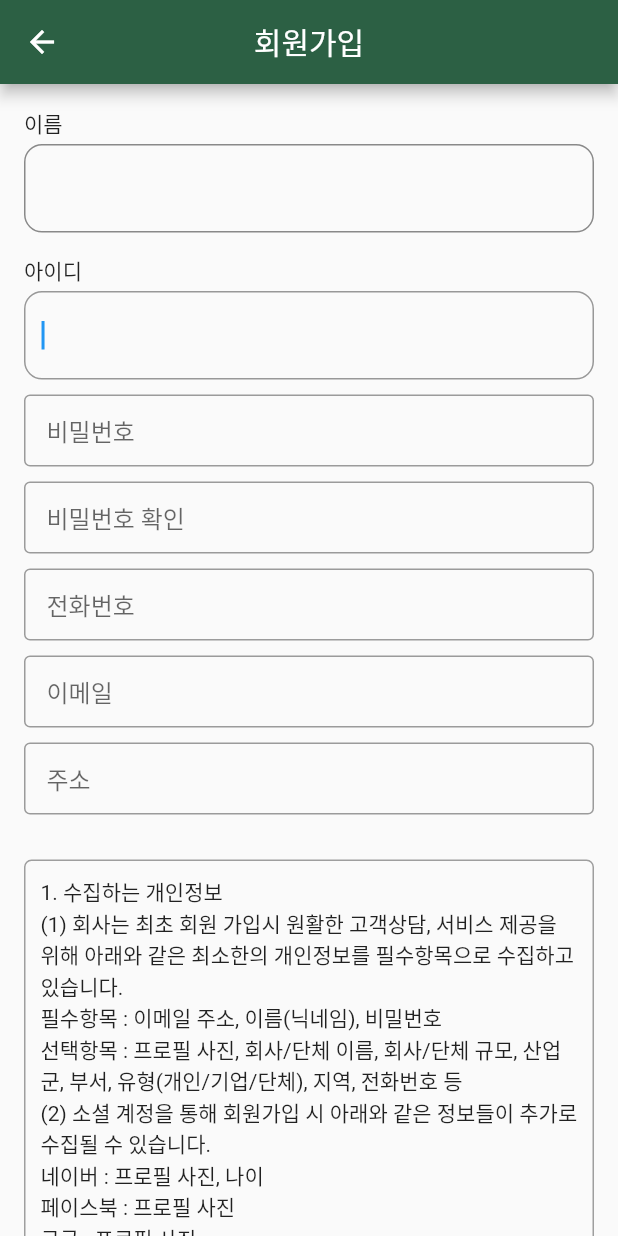
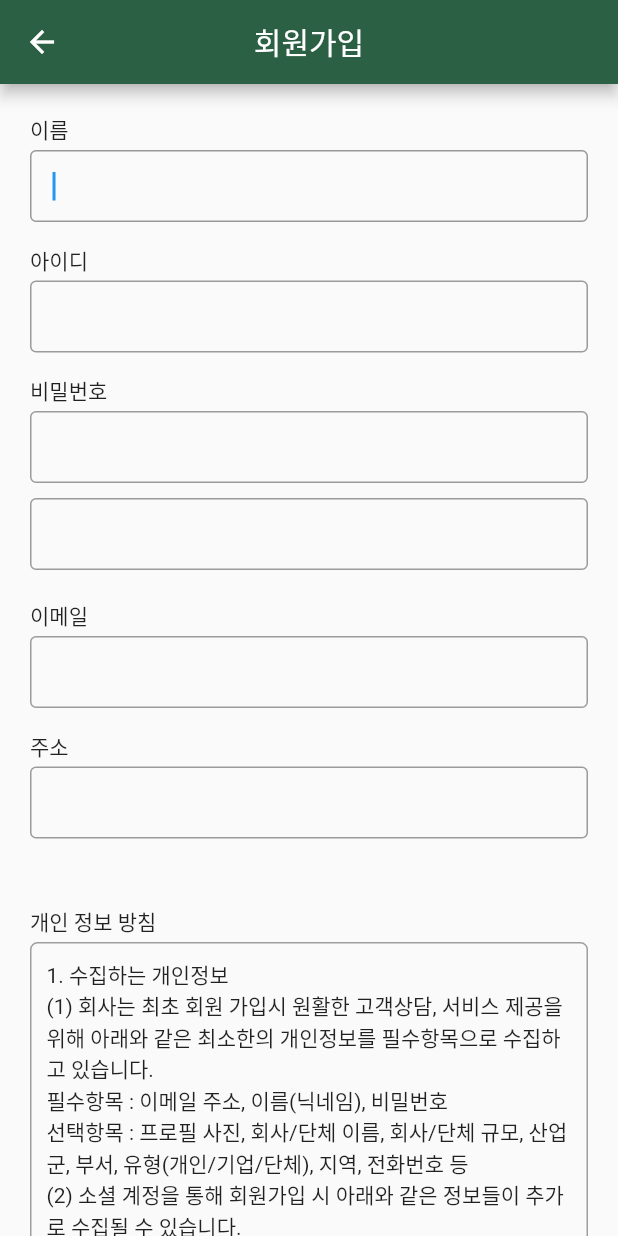
Before and after one commit to hyundo0328/DongguBat, a Flutter app: the screen it shows after launch, after a tap on "회원가입", on a phone screen of 412 x 824 dp. Run offline on Flutter 3.47's test engine with Material 2 defaults, Android fonts, the light colour scheme and no system bars.

Commit message:
회원가입 창

```diff
--- a/lib/screens/login.dart
+++ b/lib/screens/login.dart
@@ -47,7 +47,7 @@
                             border: OutlineInputBorder(),
                             contentPadding: EdgeInsets.fromLTRB(15, 5, 5, 15),
                             hintText: 'ID'),
-                        keyboardType: TextInputType.emailAddress),
+                        keyboardType: TextInputType.text),
                   )),
                   Center(
                       child: Padding(
--- a/lib/screens/signup.dart
+++ b/lib/screens/signup.dart
@@ -71,7 +71,7 @@
       body: SingleChildScrollView(
         child: Center(
           child: Padding(
-            padding: const EdgeInsets.all(16.0),
+            padding: const EdgeInsets.all(20.0),
             child: Column(
               mainAxisAlignment: MainAxisAlignment.center,
               children: [
@@ -86,51 +86,33 @@
                     ),
                   ),
                 ),
-                Align(
-                  // 이름 입력 칸
-                  alignment: AlignmentDirectional(0.00, 0.00),
+                Center(
+                    child: Padding(
+                  padding: EdgeInsetsDirectional.fromSTEB(0, 0, 0, 0),
                   child: TextFormField(
+                      // 이름 입력칸
+                      autofocus: true,
                       controller: _nameController,
-                    // focusNode: _model.nameFocusNode,
-                    textCapitalization: TextCapitalization.none,
-                    obscureText: false,
                       decoration: InputDecoration(
-                      enabledBorder: OutlineInputBorder(
-                        borderSide: BorderSide(
-                          color: Colors.black45,
-                          width: 1,
-                        ),
-                        borderRadius: BorderRadius.circular(12),
-                      ),
+                        border: OutlineInputBorder(),
+                        contentPadding: EdgeInsets.fromLTRB(15, 5, 5, 15),
                         focusedBorder: OutlineInputBorder(
                           borderSide: BorderSide(
                             color: Color.fromARGB(100, 0, 0, 0),
                             width: 1,
                           ),
-                        borderRadius: BorderRadius.circular(12),
+                          //borderRadius: BorderRadius.circular(12),
                         ),
                         errorBorder: OutlineInputBorder(
                           borderSide: BorderSide(
                             color: Color.fromARGB(100, 255, 89, 99),
                             width: 1,
                           ),
-                        borderRadius: BorderRadius.circular(12),
-                      ),
-                      focusedErrorBorder: OutlineInputBorder(
-                        borderSide: BorderSide(
-                          color: Color.fromARGB(100, 0, 0, 0),
-                          width: 1,
-                        ),
-                        borderRadius: BorderRadius.circular(12),
+                          // borderRadius: BorderRadius.circular(12),
                         ),
                       ),
-                    style:
-                        TextStyle(fontFamily: 'Readex Pro', letterSpacing: 0),
-                    textAlign: TextAlign.start,
-                    // validator:
-                    //     _model.nameControllerValidator.asValidator(context),
-                  ),
-                ),
+                      keyboardType: TextInputType.text),
+                )),
                 Align(
                   // 아이디 텍스트
                   alignment: AlignmentDirectional(-1.00, 0.00),
@@ -142,96 +124,174 @@
                     ),
                   ),
                 ),
-                TextFormField(
-                  // 아이디 입력 칸
+                Center(
+                    child: Padding(
+                  padding: EdgeInsetsDirectional.fromSTEB(0, 0, 0, 0),
+                  child: TextFormField(
+                      // 아이디 입력칸
+                      autofocus: true,
                       controller: _idController,
-                  // focusNode: ,
-                  autofocus: true,
-                  obscureText: false,
                       decoration: InputDecoration(
-                    enabledBorder: OutlineInputBorder(
-                      borderSide: BorderSide(
-                        color: Colors.black45,
-                        width: 1,
-                      ),
-                      borderRadius: BorderRadius.circular(12),
-                    ),
+                        border: OutlineInputBorder(),
+                        contentPadding: EdgeInsets.fromLTRB(15, 5, 5, 15),
                         focusedBorder: OutlineInputBorder(
                           borderSide: BorderSide(
                             color: Color.fromARGB(100, 0, 0, 0),
                             width: 1,
                           ),
-                      borderRadius: BorderRadius.circular(12),
+                          //borderRadius: BorderRadius.circular(12),
                         ),
                         errorBorder: OutlineInputBorder(
                           borderSide: BorderSide(
                             color: Color.fromARGB(100, 255, 89, 99),
                             width: 1,
                           ),
-                      borderRadius: BorderRadius.circular(12),
+                          // borderRadius: BorderRadius.circular(12),
                         ),
-                    focusedErrorBorder: OutlineInputBorder(
+                      ),
+                      keyboardType: TextInputType.text),
+                )),
+                Align(
+                  // 비밀번호 텍스트
+                  alignment: AlignmentDirectional(-1.00, 0.00),
+                  child: Padding(
+                    padding: EdgeInsetsDirectional.fromSTEB(0, 15, 0, 3),
+                    child: Text(
+                      '비밀번호',
+                      textAlign: TextAlign.start,
+                    ),
+                  ),
+                ),
+                Center(
+                    child: Padding(
+                  padding: EdgeInsetsDirectional.fromSTEB(0, 0, 0, 0),
+                  child: TextFormField(
+                      // 비밀번호 입력칸
+                      autofocus: true,
+                      controller: _passwordController,
+                      decoration: InputDecoration(
+                        border: OutlineInputBorder(),
+                        contentPadding: EdgeInsets.fromLTRB(15, 5, 5, 15),
+                        focusedBorder: OutlineInputBorder(
                           borderSide: BorderSide(
                             color: Color.fromARGB(100, 0, 0, 0),
                             width: 1,
                           ),
-                      borderRadius: BorderRadius.circular(12),
+                          //borderRadius: BorderRadius.circular(12),
+                        ),
+                        errorBorder: OutlineInputBorder(
+                          borderSide: BorderSide(
+                            color: Color.fromARGB(100, 255, 89, 99),
+                            width: 1,
+                          ),
+                          // borderRadius: BorderRadius.circular(12),
                         ),
                       ),
-                  // validator:
-                  //     _model.idControllerValidator.asValidator(context),
-                ),
-                SizedBox(height: 10),
-                TextFormField(
+                      keyboardType: TextInputType.text),
+                )),
+                Center(
+                    child: Padding(
+                  padding: EdgeInsetsDirectional.fromSTEB(0, 10, 0, 20),
+                  child: TextFormField(
+                      // 비밀번호 재입력칸
+                      autofocus: true,
                       controller: _passwordController,
                       decoration: InputDecoration(
                         border: OutlineInputBorder(),
                         contentPadding: EdgeInsets.fromLTRB(15, 5, 5, 15),
-                      hintText: '비밀번호'),
-                  keyboardType: TextInputType.text,
-                  obscureText: true,
+                        focusedBorder: OutlineInputBorder(
+                          borderSide: BorderSide(
+                            color: Color.fromARGB(100, 0, 0, 0),
+                            width: 1,
                           ),
-                SizedBox(height: 10),
-                TextFormField(
-                  controller: _confirmPasswordController,
-                  decoration: InputDecoration(
-                      border: OutlineInputBorder(),
-                      contentPadding: EdgeInsets.fromLTRB(15, 5, 5, 15),
-                      hintText: '비밀번호 확인'),
-                  keyboardType: TextInputType.text,
-                  obscureText: true,
+                          //borderRadius: BorderRadius.circular(12),
                         ),
-                SizedBox(height: 10),
-                TextFormField(
-                  controller: _PnumController,
-                  decoration: InputDecoration(
-                      border: OutlineInputBorder(),
-                      contentPadding: EdgeInsets.fromLTRB(15, 5, 5, 15),
-                      hintText: '전화번호'),
-                  keyboardType: TextInputType.text,
-                  obscureText: true,
+                        errorBorder: OutlineInputBorder(
+                          borderSide: BorderSide(
+                            color: Color.fromARGB(100, 255, 89, 99),
+                            width: 1,
                           ),
-                SizedBox(height: 10),
-                TextFormField(
+                          // borderRadius: BorderRadius.circular(12),
+                        ),
+                      ),
+                      keyboardType: TextInputType.text),
+                )),
+                Align(
+                  // 이메일 텍스트
+                  alignment: AlignmentDirectional(-1.00, 0.00),
+                  child: Padding(
+                    padding: EdgeInsetsDirectional.fromSTEB(0, 0, 0, 3),
+                    child: Text(
+                      '이메일',
+                      textAlign: TextAlign.start,
+                    ),
+                  ),
+                ),
+                Center(
+                    child: Padding(
+                  padding: EdgeInsetsDirectional.fromSTEB(0, 0, 0, 0),
+                  child: TextFormField(
+                      // 이메일 입력칸
+                      autofocus: true,
                       controller: _emailController,
                       decoration: InputDecoration(
                         border: OutlineInputBorder(),
                         contentPadding: EdgeInsets.fromLTRB(15, 5, 5, 15),
-                      hintText: '이메일'),
-                  keyboardType: TextInputType.text,
-                  obscureText: true,
+                        focusedBorder: OutlineInputBorder(
+                          borderSide: BorderSide(
+                            color: Color.fromARGB(100, 0, 0, 0),
+                            width: 1,
                           ),
-                SizedBox(height: 10),
-                TextFormField(
+                          //borderRadius: BorderRadius.circular(12),
+                        ),
+                        errorBorder: OutlineInputBorder(
+                          borderSide: BorderSide(
+                            color: Color.fromARGB(100, 255, 89, 99),
+                            width: 1,
+                          ),
+                          // borderRadius: BorderRadius.circular(12),
+                        ),
+                      ),
+                      keyboardType: TextInputType.text),
+                )),
+                Align(
+                  // 주소 텍스트
+                  alignment: AlignmentDirectional(-1.00, 0.00),
+                  child: Padding(
+                    padding: EdgeInsetsDirectional.fromSTEB(0, 15, 0, 3),
+                    child: Text(
+                      '주소',
+                      textAlign: TextAlign.start,
+                    ),
+                  ),
+                ),
+                Center(
+                    child: Padding(
+                  padding: EdgeInsetsDirectional.fromSTEB(0, 0, 0, 30),
+                  child: TextFormField(
+                      // 주소 입력칸
+                      autofocus: true,
                       controller: _addressController,
                       decoration: InputDecoration(
                         border: OutlineInputBorder(),
                         contentPadding: EdgeInsets.fromLTRB(15, 5, 5, 15),
-                      hintText: '주소'),
-                  keyboardType: TextInputType.text,
-                  obscureText: true,
+                        focusedBorder: OutlineInputBorder(
+                          borderSide: BorderSide(
+                            color: Color.fromARGB(100, 0, 0, 0),
+                            width: 1,
                           ),
-                SizedBox(height: 10),
+                          //borderRadius: BorderRadius.circular(12),
+                        ),
+                        errorBorder: OutlineInputBorder(
+                          borderSide: BorderSide(
+                            color: Color.fromARGB(100, 255, 89, 99),
+                            width: 1,
+                          ),
+                          // borderRadius: BorderRadius.circular(12),
+                        ),
+                      ),
+                      keyboardType: TextInputType.text),
+                )),
                 if (!_passwordsMatch)
                   Padding(
                     padding: const EdgeInsets.all(10.0),
@@ -248,8 +308,17 @@
                       ],
                     ),
                   ),
-                SizedBox(height: 10),
-                SizedBox(height: 10),
+                Align(
+                  // 아이디 텍스트
+                  alignment: AlignmentDirectional(-1.00, 0.00),
+                  child: Padding(
+                    padding: EdgeInsetsDirectional.fromSTEB(0, 15, 0, 3),
+                    child: Text(
+                      '개인 정보 방침',
+                      textAlign: TextAlign.start,
+                    ),
+                  ),
+                ),
                 Container(
                   padding: EdgeInsets.all(10),
                   decoration: BoxDecoration(
@@ -278,7 +347,6 @@
                     ],
                   ),
                 ),
-                SizedBox(height: 10),
                 Row(
                   children: [
                     Checkbox(
```
Lines whose indentation alone changed are shown as unchanged.
